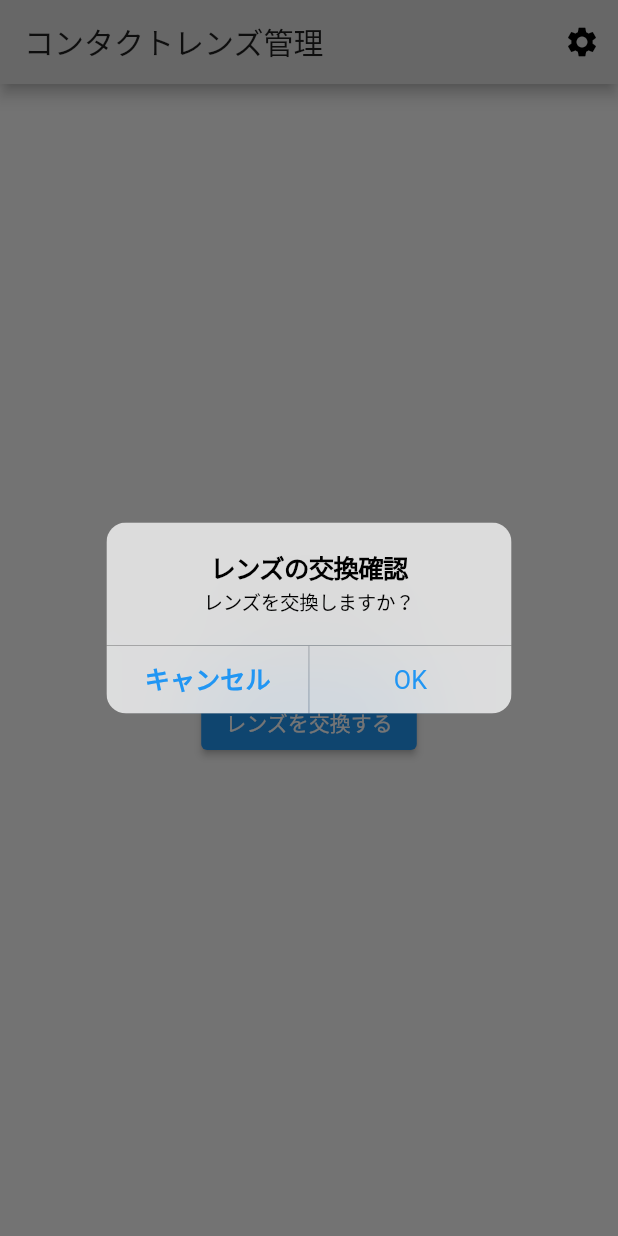
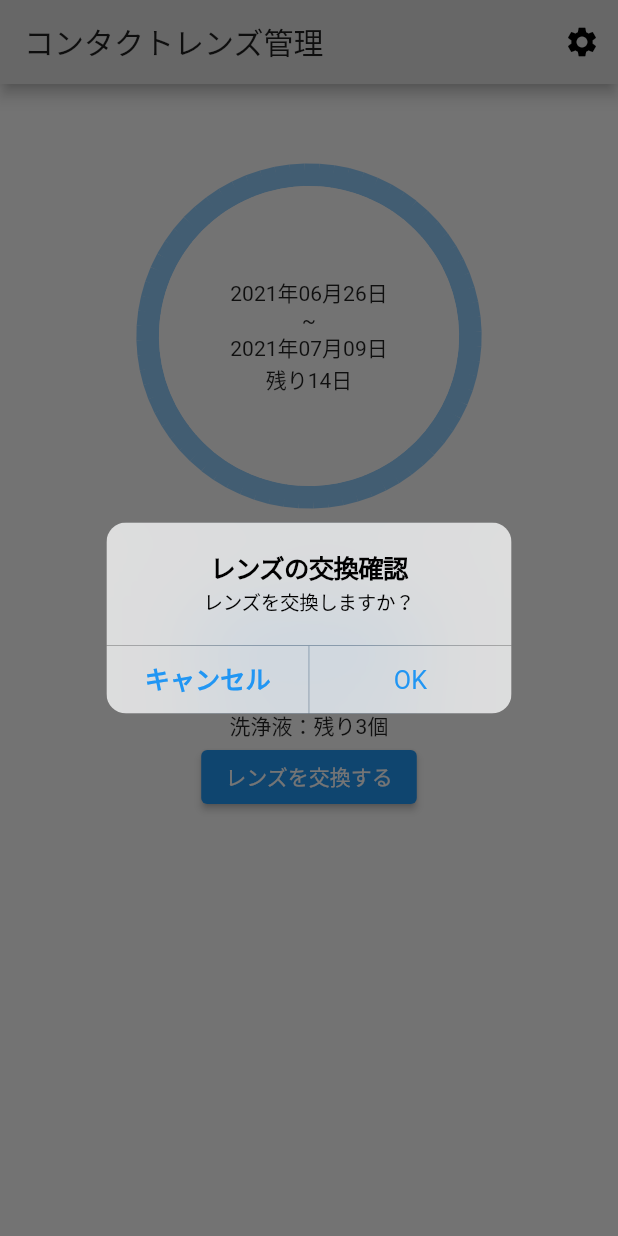
Before and after one commit to nogu66/contact-lens-app, a Flutter app: the screen it shows after launch, after a tap on "レンズを交換する", on a phone screen of 412 x 824 dp. Run offline on Flutter 3.47's test engine with Material 2 defaults, Android fonts, the phone set to English and light mode, and no system bars; our stand-ins replace flutter_local_notifications, flutter_native_timezone, shared_preferences, timezone; missing offline and left inert: flutter_picker.

Commit message:
残り期間をサークルで可視化

```diff
--- /dev/null
+++ b/lib/presentation/gage/circle_painter.dart
@@ -0,0 +1,129 @@
+import 'dart:math';
+
+import 'package:flutter/cupertino.dart';
+import 'package:flutter/material.dart';
+
+class CircleLevelPainter extends CustomPainter {
+  final double percentage;
+  final double textCircleRadius;
+
+  CircleLevelPainter({this.percentage, this.textCircleRadius});
+
+  @override
+  void paint(Canvas canvas, Size size) {
+    for (int i = 1; i < (360 * percentage); i += 5) {
+      final per = i / 360.0;
+      // 割合（0~1.0）からグラデーション色に変換
+      final color = ColorTween(
+        begin: Colors.blue.shade200,
+        // end: Colors.grey.shade200,
+        end: Colors.blue.shade200,
+      ).lerp(per);
+      final paint = Paint()
+        ..color = color
+        ..style = PaintingStyle.stroke
+        ..strokeWidth = 10;
+
+      final spaceLen = 0; // 円とゲージ間の長さ
+      final lineLen = 15; // ゲージの長さ
+      // final angle = (2 * pi * per) - (pi / 2); // 0時方向から開始するため-90度ずらす
+      final angle = (2 * pi * per) - (pi / 2);
+
+      // 円の中心座標
+      final offset0 = Offset(size.width * 0.5, size.height * 0.5);
+      // 線の内側部分の座標
+      final offset1 = offset0.translate(
+        (textCircleRadius + spaceLen) * cos(angle),
+        (textCircleRadius + spaceLen) * sin(angle),
+      );
+      // 線の外側部分の座標
+      final offset2 = offset1.translate(
+        lineLen * cos(angle),
+        lineLen * sin(angle),
+      );
+
+      canvas.drawLine(offset1, offset2, paint);
+    }
+  }
+
+  void paintInner(Canvas canvas, Size size) {
+    for (int i = 1; i < (360); i += 5) {
+      final per = i / 360.0;
+      // 割合（0~1.0）からグラデーション色に変換
+      final color = ColorTween(
+        begin: Colors.blue.shade200,
+        // end: Colors.grey.shade200,
+        end: Colors.grey.shade200,
+      ).lerp(per);
+      final paint = Paint()
+        ..color = color
+        ..style = PaintingStyle.stroke
+        ..strokeWidth = 10;
+
+      final spaceLen = 16; // 円とゲージ間の長さ
+      final lineLen = 15; // ゲージの長さ
+      // final angle = (2 * pi * per) - (pi / 2); // 0時方向から開始するため-90度ずらす
+      final angle = (2 * pi * per) - (pi / 2);
+
+      // 円の中心座標
+      final offset0 = Offset(size.width * 0.5, size.height * 0.5);
+      // 線の内側部分の座標
+      final offset1 = offset0.translate(
+        (textCircleRadius + spaceLen) * cos(angle),
+        (textCircleRadius + spaceLen) * sin(angle),
+      );
+      // 線の外側部分の座標
+      final offset2 = offset1.translate(
+        lineLen * cos(angle),
+        lineLen * sin(angle),
+      );
+
+      canvas.drawLine(offset1, offset2, paint);
+    }
+  }
+
+  @override
+  bool shouldRepaint(CustomPainter oldDelegate) {
+    return false;
+  }
+}
+
+// class CirclePaint extends CustomPainter {
+//   @override
+//   void paint(Canvas canvas, Size size) {
+//     final paint = Paint()
+//       ..strokeWidth = 10
+//       ..color = Colors.blue.shade200
+//       ..style = PaintingStyle.stroke;
+//     final center = Offset(size.width / 2, size.height / 2);
+//     final radius = min(size.width, size.height);
+//     canvas.drawCircle(center, radius, paint);
+//   }
+//
+//   // 再描画する必要なし
+//   @override
+//   bool shouldRepaint(covariant CustomPainter oldDelegate) {
+//     return false;
+//   }
+// }
+//
+// class CirclePainter extends CustomPainter {
+//   @override
+//   void paint(Canvas canvas, Size size) {
+//     /// 線は黒色を指定する
+//     Paint outerCircle = Paint()
+//       ..strokeWidth = 5
+//       ..color = Colors.black
+//       ..style = PaintingStyle.stroke;
+//
+//     Offset center = Offset(size.width / 2, size.height / 2);
+//     double radius = min(size.width / 2, size.height / 2) - 7;
+//
+//     canvas.drawCircle(center, radius, outerCircle);
+//   }
+//
+//   @override
+//   bool shouldRepaint(CustomPainter oldDelegate) {
+//     return true;
+//   }
+// }
--- a/lib/presentation/main/main.dart
+++ b/lib/presentation/main/main.dart
@@ -1,5 +1,5 @@
 import 'dart:io';
-
+import 'package:contact_lens_app/presentation/gage/circle_painter.dart';
 import 'package:contact_lens_app/presentation/settings/settings_page.dart';
 import 'package:flutter/cupertino.dart';
 import 'package:flutter/material.dart';
@@ -29,6 +29,8 @@ class MyApp extends StatelessWidget {
 class TopPage extends StatelessWidget {
   final FlutterLocalNotificationsPlugin flutterLocalNotificationsPlugin =
       FlutterLocalNotificationsPlugin();
+  final size = 200.0;
+  final percentage = 0.7;
   Widget build(BuildContext context) {
     if (Platform.isIOS) {
       _requestIOSPermission();
@@ -70,12 +72,48 @@ class TopPage extends StatelessWidget {
                 model.getNotifications();
                 return Center(
                   child: Column(
+                    mainAxisAlignment: MainAxisAlignment.start,
+                    children: <Widget>[
+                      Padding(
+                        padding: const EdgeInsets.fromLTRB(0, 60.0, 0, 40.0),
+                        child: Container(
+                          child: CustomPaint(
+                            // painter: CirclePaint(),
+                            painter: CircleLevelPainter(
+                              percentage: model.percentage,
+                              textCircleRadius: size * 0.5,
+                            ),
+                            child: Container(
+                              padding: EdgeInsets.all(8.0),
+                              child: Material(
+                                borderRadius: BorderRadius.circular(size * 0.5),
+                                child: Container(
+                                  width: size,
+                                  height: size,
+                                  child: Column(
+                                    crossAxisAlignment:
+                                        CrossAxisAlignment.center,
                                     mainAxisAlignment: MainAxisAlignment.center,
-                    children: <Widget>[
-                      Text('${model.startDateText}〜${model.goalDateText}'),
+                                    children: [
+                                      Text('${model.startDateText}'),
+                                      Text('~'),
+                                      Text('${model.goalDateText}'),
                                       Text('残り${model.counter}日'),
+                                    ],
+                                  ),
+                                ),
+                              ),
+                            ),
+                          ),
+                        ),
+                      ),
+                      // Text('${model.startDateText}〜${model.goalDateText}'),
+                      // Text('残り${model.counter}日'),
+                      Padding(
+                        padding: const EdgeInsets.all(16.0),
+                        child: Column(
+                          children: [
                             Text('レンズ：残り${model.lensStock}個'),
-                      Text('洗浄液：残り${model.washerStock}個'),
                             ElevatedButton(
                               onPressed: () async {
                                 showDialog(
@@ -88,13 +126,14 @@ class TopPage extends StatelessWidget {
                                           CupertinoDialogAction(
                                             child: Text('キャンセル'),
                                             isDefaultAction: true,
-                                      onPressed: () => Navigator.pop(context),
+                                            onPressed: () =>
+                                                Navigator.pop(context),
                                           ),
                                           CupertinoDialogAction(
                                             child: Text('OK'),
                                             onPressed: () async {
                                               model.resetCounter();
-                                        await Navigator.pop(context);
+                                              Navigator.pop(context);
                                             },
                                           ),
                                         ],
@@ -102,6 +141,43 @@ class TopPage extends StatelessWidget {
                                     });
                               },
                               child: Text('レンズを交換する'),
+                            ),
+                          ],
+                        ),
+                      ),
+
+                      Column(
+                        children: [
+                          Text('洗浄液：残り${model.washerStock}個'),
+                          ElevatedButton(
+                            onPressed: () async {
+                              showDialog(
+                                  context: context,
+                                  builder: (context) {
+                                    return CupertinoAlertDialog(
+                                      title: Text("洗浄液交換通知"),
+                                      content: Text('洗浄液を交換しますか？'),
+                                      actions: <Widget>[
+                                        CupertinoDialogAction(
+                                          child: Text('キャンセル'),
+                                          isDefaultAction: true,
+                                          onPressed: () =>
+                                              Navigator.pop(context),
+                                        ),
+                                        CupertinoDialogAction(
+                                          child: Text('OK'),
+                                          onPressed: () async {
+                                            model.decrementWasher();
+                                            Navigator.pop(context);
+                                          },
+                                        ),
+                                      ],
+                                    );
+                                  });
+                            },
+                            child: Text('レンズを交換する'),
+                          ),
+                        ],
                       ),
                     ],
                   ),
--- a/lib/presentation/main/main_model.dart
+++ b/lib/presentation/main/main_model.dart
@@ -34,6 +34,9 @@ class MainModel extends ChangeNotifier {
 
   int startTimeStamp;
   int goalTimeStamp;
+
+  int limitCounter = 0;
+  double percentage = 0.7;
 
   void startLoading() {
     this.isLoading = true;
@@ -112,9 +115,15 @@ class MainModel extends ChangeNotifier {
   void getCounter() async {
     final SharedPreferences prefs = await SharedPreferences.getInstance();
     // this.counter = prefs.getInt('counter') ?? counter;
+    startTimeStamp = prefs.getInt('startTimeStamp');
+    this.startDate = DateTime.fromMillisecondsSinceEpoch(startTimeStamp);
     goalTimeStamp = prefs.getInt('goalTimeStamp');
     this.goalDate = DateTime.fromMillisecondsSinceEpoch(goalTimeStamp);
-    this.counter = (goalDate.difference(today).inDays + 1);
+    this.counter = (goalDate.difference(startDate).inDays + 1);
+    this.limitCounter = (goalDate.difference(today).inDays + 1);
+    this.percentage = limitCounter / counter;
+    prefs.setDouble('percentage', percentage);
+    await prefs.setInt('counter', counter);
     this.theirGroupValue = prefs.getInt('limit') ?? theirGroupValue;
     notifyListeners();
   }
@@ -181,6 +190,13 @@ class MainModel extends ChangeNotifier {
     notifyListeners();
   }
 
+  void decrementWasher() async {
+    final SharedPreferences prefs = await SharedPreferences.getInstance();
+    if (washerStock > 0) washerStock = (prefs.getInt('washer') ?? 0) - 1;
+    await prefs.setInt('washer', washerStock);
+    notifyListeners();
+  }
+
   void resetNotification(DateTime goalDate, int pushHour, int pushMin) async {
     await flutterLocalNotificationsPlugin.cancelAll();
     scheduleGoalDateNotification(goalDate, pushHour, pushMin);
@@ -216,7 +232,6 @@ class MainModel extends ChangeNotifier {
 
   tz.TZDateTime _nextInstanceOfGoalDate(DateTime pushDate) {
     // final tz.TZDateTime now = tz.TZDateTime.now(tz.local);
-    final tz.TZDateTime now = tz.TZDateTime.now(tz.local);
     // year, month, day, hour, minutes, second
     //TODO 指定した日時に設定する
     // tz.TZDateTime scheduledDate =
```
Lines whose indentation alone changed are shown as unchanged.
